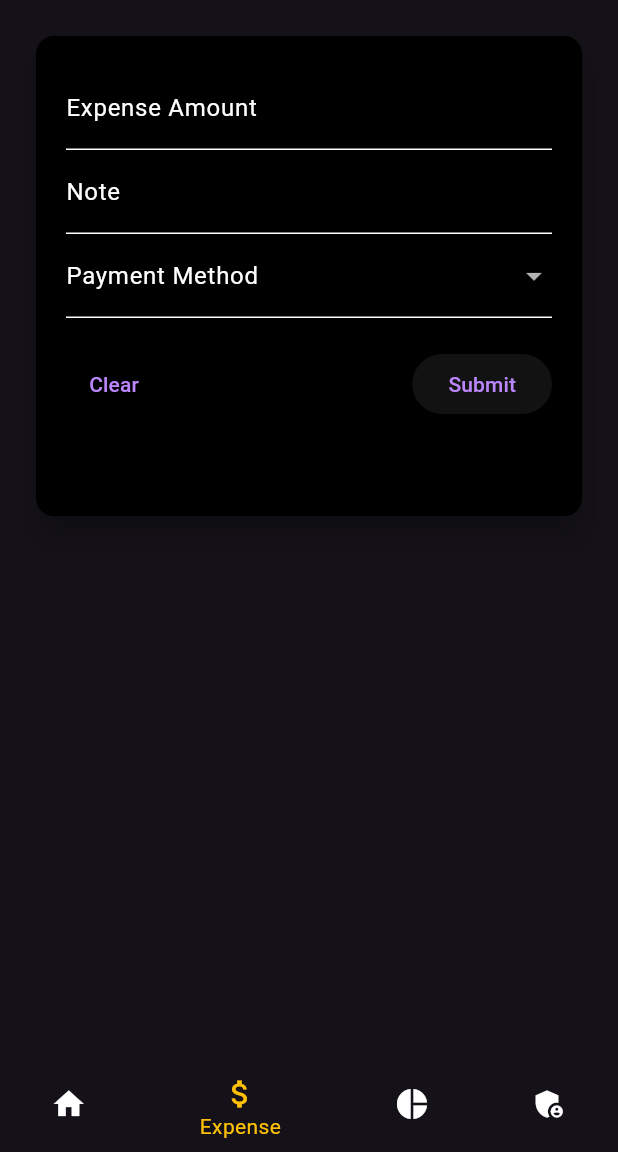
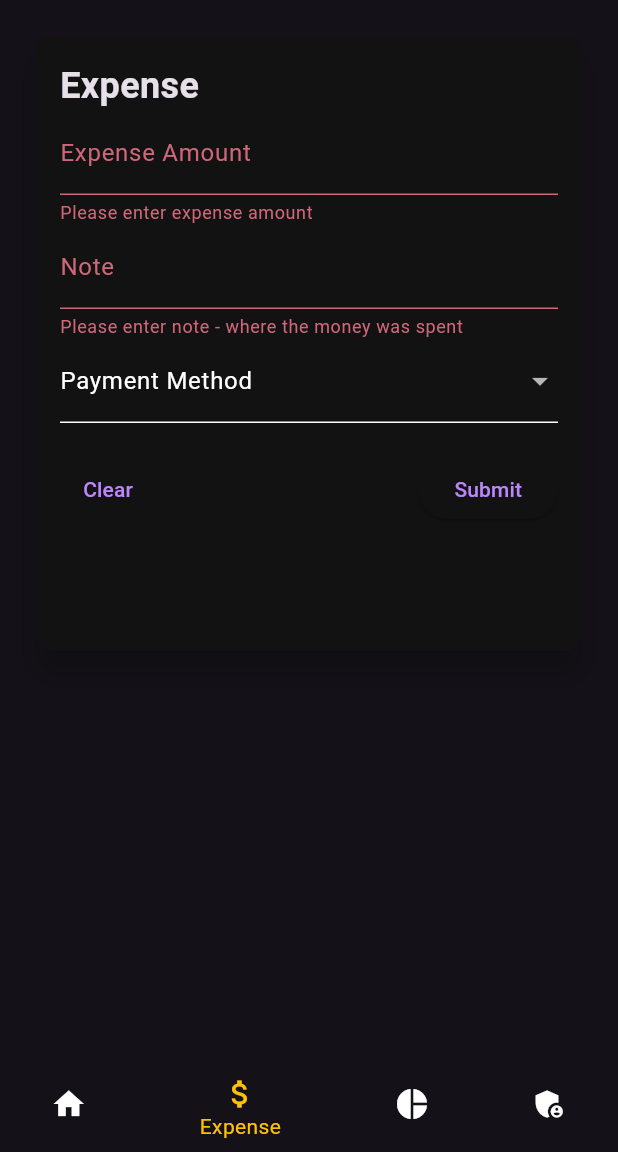
Before and after one commit to puneet2715/expense_elegance, a Flutter app: the screen it shows after launch, item 2 of the bottom bar chosen, after a tap on "Clear", on a phone screen of 412 x 824 dp, the part 84-1236 px from its top. Run offline on Flutter 3.47's test engine with Material 3 defaults, Android fonts, the light colour scheme and no system bars.

Commit message:
code refactor

```diff
--- a/lib/pages/expense_page.dart
+++ b/lib/pages/expense_page.dart
@@ -1,24 +1,8 @@
-// import 'package:flutter/material.dart';
-
-// class ExpensePage extends StatelessWidget {
-//   @override
-//   Widget build(BuildContext context) {
-//     return Container(
-//       color: Theme.of(context).colorScheme.inversePrimary,
-//       child: const Text(
-//         'Expense Page',
-//         style: TextStyle(fontSize: 24, color: Colors.white),
-//       ),
-//     );
-//   }
-// }
-
-import 'package:flutter/foundation.dart';
 import 'package:flutter/material.dart';
 import 'package:flutter/services.dart';
 
 class ExpensePage extends StatefulWidget {
-  const ExpensePage({super.key});
+  const ExpensePage({Key? key}) : super(key: key);
 
   @override
   _ExpensePageState createState() => _ExpensePageState();
@@ -26,8 +10,8 @@
 
 class _ExpensePageState extends State<ExpensePage> {
   final _formKey = GlobalKey<FormState>();
-  String? _expenseAmount = '';
-  String? _note = '';
+  String? _expenseAmount;
+  String? _note;
   String? _paymentMethod;
   String? _selectedCard;
 
@@ -42,17 +26,18 @@
         padding: const EdgeInsets.all(20.0),
         child: Card(
           elevation: 8,
-            color: Colors.black, // Set card background color
           child: SizedBox(
             height: _calculateCardHeight(),
-              child: Container(
-                padding: const EdgeInsets.all(20.0),
+            child: Padding(
+              padding: const EdgeInsets.all(16.0),
               child: Form(
                 key: _formKey,
+                autovalidateMode: AutovalidateMode.onUserInteraction,
                 child: Column(
                   mainAxisSize: MainAxisSize.min,
                   crossAxisAlignment: CrossAxisAlignment.stretch,
                   children: <Widget>[
+                    _buildHeader(),
                     TextFormField(
                       decoration: InputDecoration(
                         labelText: 'Expense Amount',
@@ -61,8 +46,8 @@
                       ),
                       keyboardType: TextInputType.number,
                       inputFormatters: <TextInputFormatter>[
-                          FilteringTextInputFormatter.allow(RegExp(
-                              r'^\d*\.?\d*$')), // Allow only digits and dot
+                        FilteringTextInputFormatter.allow(
+                            RegExp(r'^\d*\.?\d*$')),
                       ],
                       validator: (value) {
                         if (value!.isEmpty) {
@@ -71,7 +56,7 @@
                         return null;
                       },
                       onSaved: (value) {
-                          _expenseAmount = value!;
+                        _expenseAmount = value;
                       },
                     ),
                     TextFormField(
@@ -85,7 +70,7 @@
                         return null;
                       },
                       onSaved: (value) {
-                          _note = value!;
+                        _note = value;
                       },
                     ),
                     DropdownButtonFormField<String>(
@@ -106,27 +91,75 @@
                       }).toList(),
                       onChanged: (newValue) {
                         setState(() {
-                            _paymentMethod = newValue!;
+                          _paymentMethod = newValue;
                         });
-                        },
-                        validator: (value) {
-                          if (value == null || value.isEmpty) {
-                            return 'Please select payment method';
-                          }
-                          return null;
                       },
                     ),
                     if (_paymentMethod == 'Credit Card')
-                        DropdownButtonFormField<String>(
+                      _buildCreditCardDropdown(),
+                    if (_paymentMethod == 'Debit Card')
+                      _buildDebitCardDropdown(),
+                    if (_paymentMethod == 'UPI') _buildUpiDropdown(),
+                    const SizedBox(height: 20),
+                    Row(
+                      mainAxisAlignment: MainAxisAlignment.spaceBetween,
+                      children: [
+                        TextButton(
+                          onPressed: () {
+                            _formKey.currentState?.reset();
+                            setState(() {
+                              _expenseAmount = '';
+                              _note = '';
+                              _selectedCard = null;
+                              _paymentMethod = null;
+                            });
+                          },
+                          child: const Text('Clear'),
+                        ),
+                        ElevatedButton(
+                          onPressed: () {
+                            // Close the keyboard
+                            FocusScope.of(context).unfocus();
+                            print(
+                                "===================${_formKey.currentState}");
+                            print(_formKey.currentState!.validate());
+                            _submitExpense();
+                          },
+                          child: const Text('Submit'),
+                        ),
+                      ],
+                    ),
+                  ],
+                ),
+              ),
+            ),
+          ),
+        ),
+      ),
+    );
+  }
+
+  Widget _buildHeader() {
+    return Text(
+      'Expense',
+      style: TextStyle(
+        // color: Colors.black,
+        fontSize: 24,
+        fontWeight: FontWeight.bold,
+      ),
+    );
+  }
+
+  Widget _buildCreditCardDropdown() {
+    return DropdownButtonFormField<String>(
       value: _selectedCard,
       decoration: InputDecoration(
         labelText: 'Select Credit Card',
       ),
       items: <String>[
         'SBI Cashback',
-                            'HDFC Millennia'
-                          ] // Sample credit card list
-                              .map((String value) {
+        'HDFC Millennia',
+      ].map((String value) {
         return DropdownMenuItem<String>(
           value: value,
           child: Text(value),
@@ -137,15 +170,11 @@
           _selectedCard = newValue;
         });
       },
-                          validator: (value) {
-                            if (value == null || value.isEmpty) {
-                              return 'Please select a credit card';
+    );
   }
-                            return null;
-                          },
-                        ),
-                      if (_paymentMethod == 'Debit Card')
-                        DropdownButtonFormField<String>(
+
+  Widget _buildDebitCardDropdown() {
+    return DropdownButtonFormField<String>(
       value: _selectedCard,
       decoration: InputDecoration(
         labelText: 'Select Debit Card',
@@ -153,9 +182,8 @@
       items: <String>[
         'HDFC',
         'FI',
-                            'PNB'
-                          ] // Sample debit card list
-                              .map((String value) {
+        'PNB',
+      ].map((String value) {
         return DropdownMenuItem<String>(
           value: value,
           child: Text(value),
@@ -163,28 +191,23 @@
       }).toList(),
       onChanged: (newValue) {
         setState(() {
-                              _selectedCard = newValue!;
+          _selectedCard = newValue;
         });
       },
-                          validator: (value) {
-                            if (value == null || value.isEmpty) {
-                              return 'Please select a debit card';
+    );
   }
-                            return null;
-                          },
-                        ),
-                      if (_paymentMethod == 'UPI')
-                        DropdownButtonFormField<String>(
+
+  Widget _buildUpiDropdown() {
+    return DropdownButtonFormField<String>(
       value: _selectedCard,
-                          decoration: InputDecoration(
+      decoration: const InputDecoration(
         labelText: 'Select UPI Account',
       ),
       items: <String>[
         'FI',
         'Jupiter',
-                            'HDFC'
-                          ] // Sample UPI account list
-                              .map((String value) {
+        'HDFC',
+      ].map((String value) {
         return DropdownMenuItem<String>(
           value: value,
           child: Text(value),
@@ -192,98 +215,94 @@
       }).toList(),
       onChanged: (newValue) {
         setState(() {
-                              _selectedCard = newValue!;
+          _selectedCard = newValue ?? '';
         });
       },
-                          validator: (value) {
-                            if (value == null || value.isEmpty) {
-                              return 'Please select a UPI account';
+    );
   }
-                            return null;
-                          },
+
+  double _calculateCardHeight() {
+    double baseHeight = 340;
+
+    if (_paymentMethod == 'Credit Card' ||
+        _paymentMethod == 'Debit Card' ||
+        _paymentMethod == 'UPI') {
+      baseHeight += 60;
+    }
+
+    if (_formKey.currentState == null || _formKey.currentState!.validate()) {
+      return baseHeight;
+    } else {
+      return baseHeight + 70;
+    }
+  }
+
+  void _submitExpense() {
+    // Trigger form validation
+    if (_formKey.currentState!.validate()) {
+      // If validation passes, save the form data
+      _formKey.currentState?.save();
+
+      // Check if a specific option is selected based on payment method
+      if (_paymentMethod == 'Credit Card' && _selectedCard == null) {
+        // Show an error snackbar if a specific credit card is not selected
+        ScaffoldMessenger.of(context).showSnackBar(
+          const SnackBar(
+            content: Text('Please select a credit card'),
+            backgroundColor: Colors.red,
           ),
-                      const SizedBox(height: 20),
-                      Row(
-                        mainAxisAlignment: MainAxisAlignment.spaceBetween,
-                        children: [
-                          TextButton(
-                            onPressed: () {
-                              // Clear form data and errors
-                              _formKey.currentState?.reset();
-                              setState(() {
-                                _expenseAmount = '';
-                                _note = '';
-                                _selectedCard = 'SBI Cashback';
-                                _paymentMethod = 'Credit Card';
-                              });
-                            },
-                            child: const Text('Clear'),
+        );
+        return; // Exit the function early
+      } else if (_paymentMethod == 'Debit Card' && _selectedCard == null) {
+        // Show an error snackbar if a specific debit card is not selected
+        ScaffoldMessenger.of(context).showSnackBar(
+          const SnackBar(
+            content: Text('Please select a debit card'),
+            backgroundColor: Colors.red,
           ),
-                          ElevatedButton(
-                            onPressed: () {
-                              // Close the keyboard
-                              FocusScope.of(context).unfocus();
+        );
+        return; // Exit the function early
+      } else if (_paymentMethod == 'UPI' && _selectedCard == null) {
+        // Show an error snackbar if a specific UPI option is not selected
+        ScaffoldMessenger.of(context).showSnackBar(
+          const SnackBar(
+            content: Text('Please select a UPI account'),
+            backgroundColor: Colors.red,
+          ),
+        );
+        return; // Exit the function early
+      }
 
-                              if (_formKey.currentState!.validate()) {
-                                _formKey.currentState?.save();
-                                // You can handle the form submission here
-                                // For now, just print the entered data
-                                if (kDebugMode) {
+      // All validation passed, submit expense
       print('Expense Amount: $_expenseAmount');
       print('Note: $_note');
       print('Payment Method: $_paymentMethod');
-                                }
-                              }
-                            },
-                            child: const Text('Submit'),
+      print('Selected Card: $_selectedCard');
+
+      // Show a success snackbar
+      ScaffoldMessenger.of(context).showSnackBar(
+        const SnackBar(
+          content: Text('Expense saved successfully'),
+          backgroundColor: Colors.green,
         ),
-                        ],
+      );
+
+      // Reset the form after successful submission
+      _formKey.currentState?.reset();
+      setState(() {
+        _expenseAmount = ' ';
+        _note = ' ';
+        _selectedCard = null;
+        _paymentMethod = null;
+      });
+    } else {
+      // If validation fails, show an error snackbar
+      ScaffoldMessenger.of(context).showSnackBar(
+        SnackBar(
+          content: Text('Please correct the errors in the form'),
+          backgroundColor: Colors.pink[300],
         ),
-                      // ElevatedButton(
-                      //   onPressed: () {
-                      //     // Close the keyboard
-                      //     FocusScope.of(context).unfocus();
-
-                      //     if (_formKey.currentState!.validate()) {
-                      //       _formKey.currentState?.save();
-                      //       // You can handle the form submission here
-                      //       // For now, just print the entered data
-                      //       if (kDebugMode) {
-                      //         print('Expense Amount: $_expenseAmount');
-                      //         print('Note: $_note');
-                      //         print('Payment Method: $_paymentMethod');
-                      //       }
-                      //     } else {
-                      //       // Increase the height of the card to accommodate error messages
-                      //     }
-                      //   },
-                      //   child: const Text('Submit'),
-                      // ),
-                    ],
-                  ),
-                ),
-              ),
-            ),
-          ),
-        ));
-  }
-
-  double _calculateCardHeight() {
-    double baseHeight = 320; // Base height without additional dropdowns
-
-    // Check if any additional dropdown is displayed
-    if (_paymentMethod == 'Credit Card' ||
-        _paymentMethod == 'Debit Card' ||
-        _paymentMethod == 'UPI') {
-      baseHeight +=
-          50; // Increase the height by 50 for each additional dropdown
-    }
-
-    // Check if validation errors are present
-    if (_formKey.currentState == null || _formKey.currentState!.validate()) {
-      return baseHeight;
-    } else {
-      return baseHeight + 70; // Increase height to accommodate error messages
+      );
     }
   }
 }
```
Lines whose indentation alone changed are shown as unchanged.
